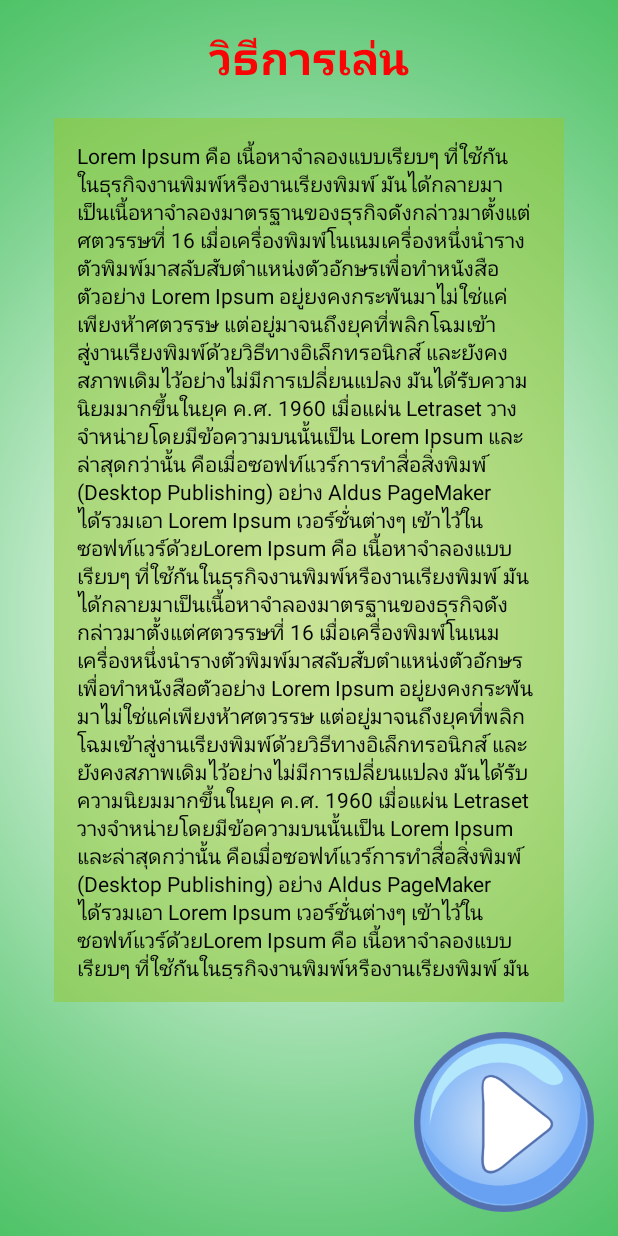
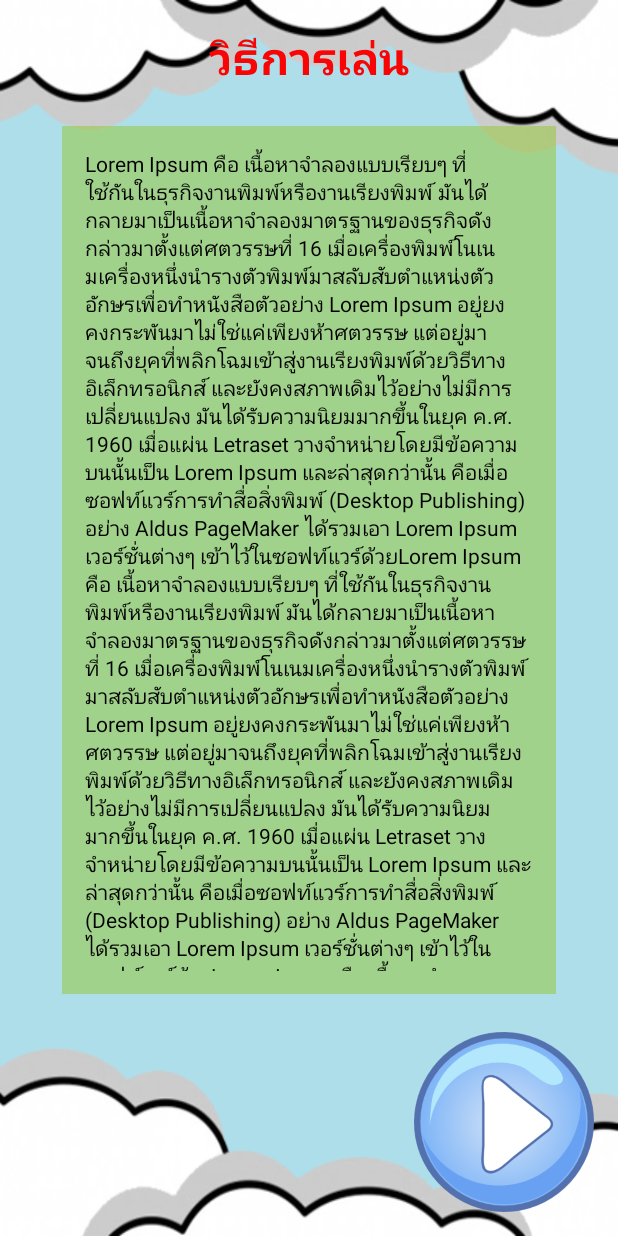
Before and after one commit to masterUNG/Jig-Saw-1, an Android app: the screen it shows after launch (MainActivity), on a phone screen of 412 x 824 dp. Run offline under Robolectric (Android 15) with nearby library versions, the phone set to English and light mode, and no system bars.

Commit message:
update background

```diff
--- a/app/src/main/res/layout/activity_main.xml
+++ b/app/src/main/res/layout/activity_main.xml
@@ -10,7 +10,7 @@
     android:paddingRight="@dimen/activity_horizontal_margin"
     android:paddingTop="@dimen/activity_vertical_margin"
     tools:context="rtc.ariya.supakrit.jigsaw.MainActivity"
-    android:background="@drawable/bg6">
+    android:background="@drawable/bg">
 
     <TextView
         android:text="@string/titleMain"
@@ -28,8 +28,6 @@
         app:srcCompat="@drawable/play_blue"
         android:id="@+id/imageView"
         android:layout_centerInParent="false"
-        android:layout_centerHorizontal="true"
-        android:layout_centerVertical="false"
         android:layout_alignParentBottom="true"
         android:layout_alignParentRight="true" />
 
@@ -38,7 +36,7 @@
         android:layout_height="match_parent"
         android:layout_below="@+id/textView"
         android:layout_above="@+id/imageView"
-        android:layout_margin="20dp"
+        android:layout_margin="25dp"
         android:padding="15dp"
         android:background="#8296c832">
 
```
Also changed, not shown: app/src/main/res/drawable/bg.png (added).
